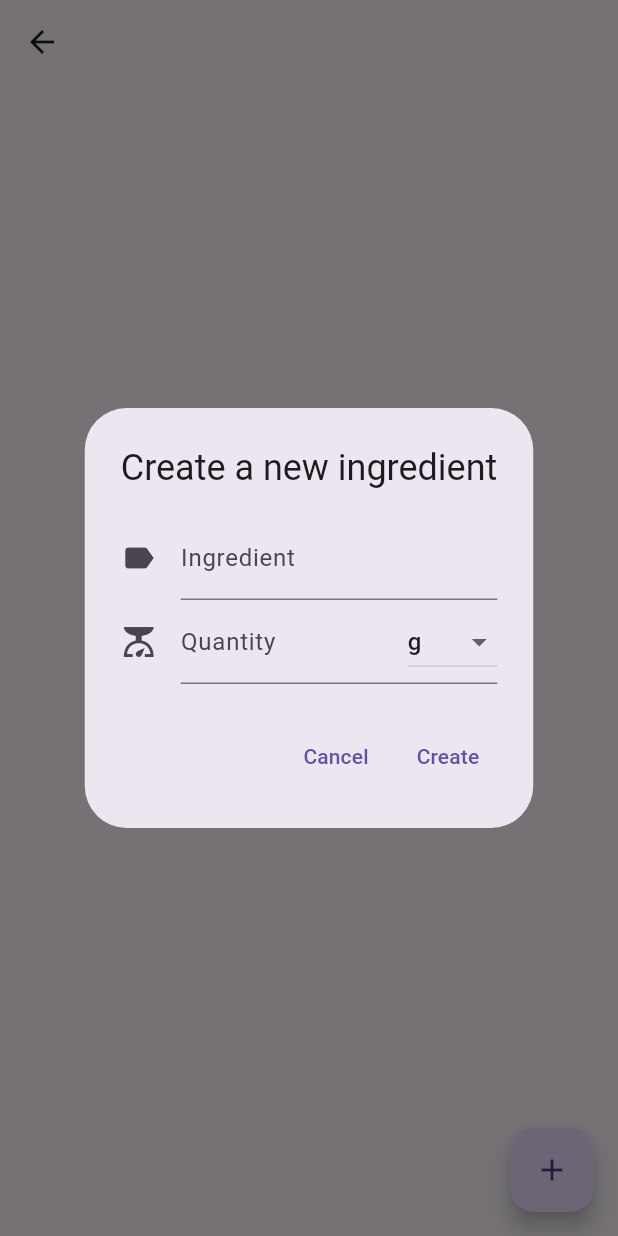
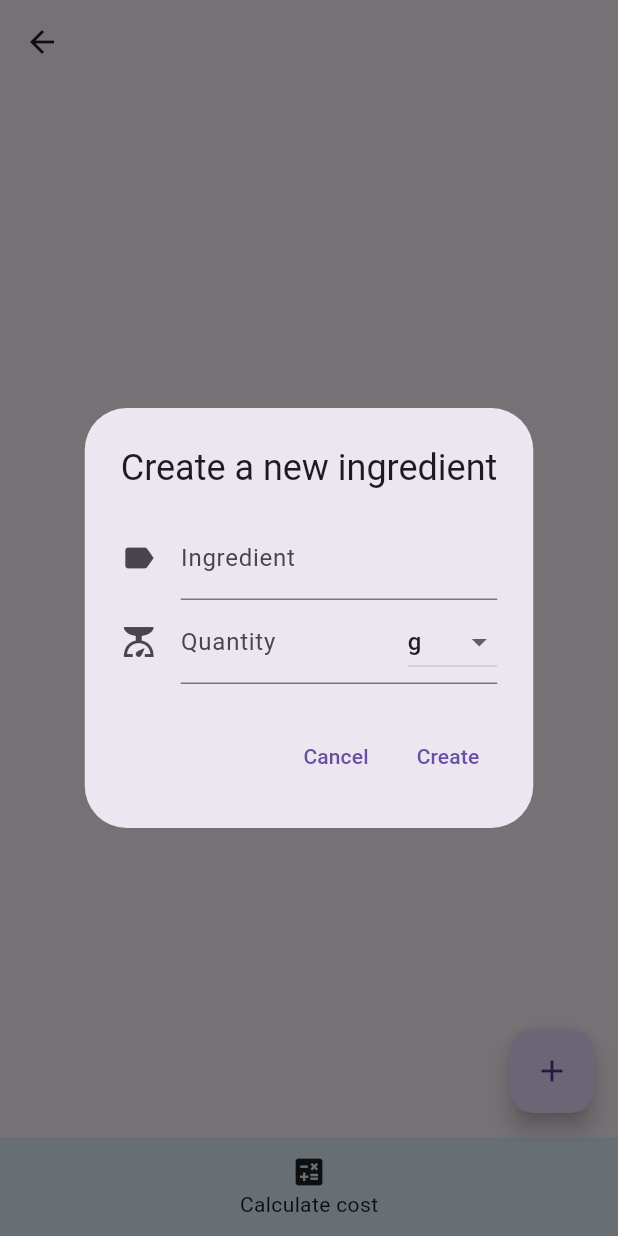
Before and after one commit to sdw2302/costpricecalc, a Flutter app: the IngredientsMenuListView screen opened directly with empty values, after a tap on the "add" icon, on a phone screen of 412 x 824 dp. Run offline on Flutter 3.47's test engine with Material 3 defaults, Android fonts, the phone set to English and light mode, and no system bars; our stand-ins replace sqflite; accounts and stored records are empty; generated files the repository leaves out were written again.

Commit message:
calculate button

```diff
--- a/lib/src/ingredients_menu/ingredients_menu_list_view.dart
+++ b/lib/src/ingredients_menu/ingredients_menu_list_view.dart
@@ -20,6 +20,7 @@ class _IngredientsMenuListViewState extends State<IngredientsMenuListView> {
 
   final TextEditingController _nameFieldController = TextEditingController();
   final TextEditingController _quantityFieldController = TextEditingController();
+  late double height;
 
   @override
   void initState() {
@@ -41,6 +42,7 @@ class _IngredientsMenuListViewState extends State<IngredientsMenuListView> {
 
   @override
   Widget build(BuildContext context) {
+    height = MediaQuery.of(context).size.height;
     return Scaffold(
       appBar: AppBar(
         title: Text(widget.item.name),
@@ -97,6 +99,28 @@ class _IngredientsMenuListViewState extends State<IngredientsMenuListView> {
         },
         child: const Icon(Icons.add),
       ),
+      bottomNavigationBar: Container(
+        height: height * 0.08,
+        color: Theme.of(context).secondaryHeaderColor,
+        child: SafeArea(
+          child: InkWell(
+            onTap: () {
+              if(items.isEmpty){
+                showSnackBar('There are no ingredients');
+                return;
+              }
+              showSnackBar('calc');
+            },
+            child: const Column(
+              mainAxisAlignment: MainAxisAlignment.center,
+              children: [
+                Icon(Icons.calculate),
+                Text('Calculate cost')
+              ],
+            ),
+          ),
+        ),
+      )
     );
   }
 
@@ -139,7 +163,7 @@ class _IngredientsMenuListViewState extends State<IngredientsMenuListView> {
                             });
                           },
                           items: <String>[
-                            'g', 'kg', 'l', 'ml', 'tbsp', 'tsp', 'pnch', 'pc/s'
+                            'g', 'kg', 'mg', 'l', 'ml', 'tbsp', 'tsp', 'pnch', 'pc/s'
                           ].map<DropdownMenuItem<String>>((String value) {
                             return DropdownMenuItem<String>(
                               value: value,
```
